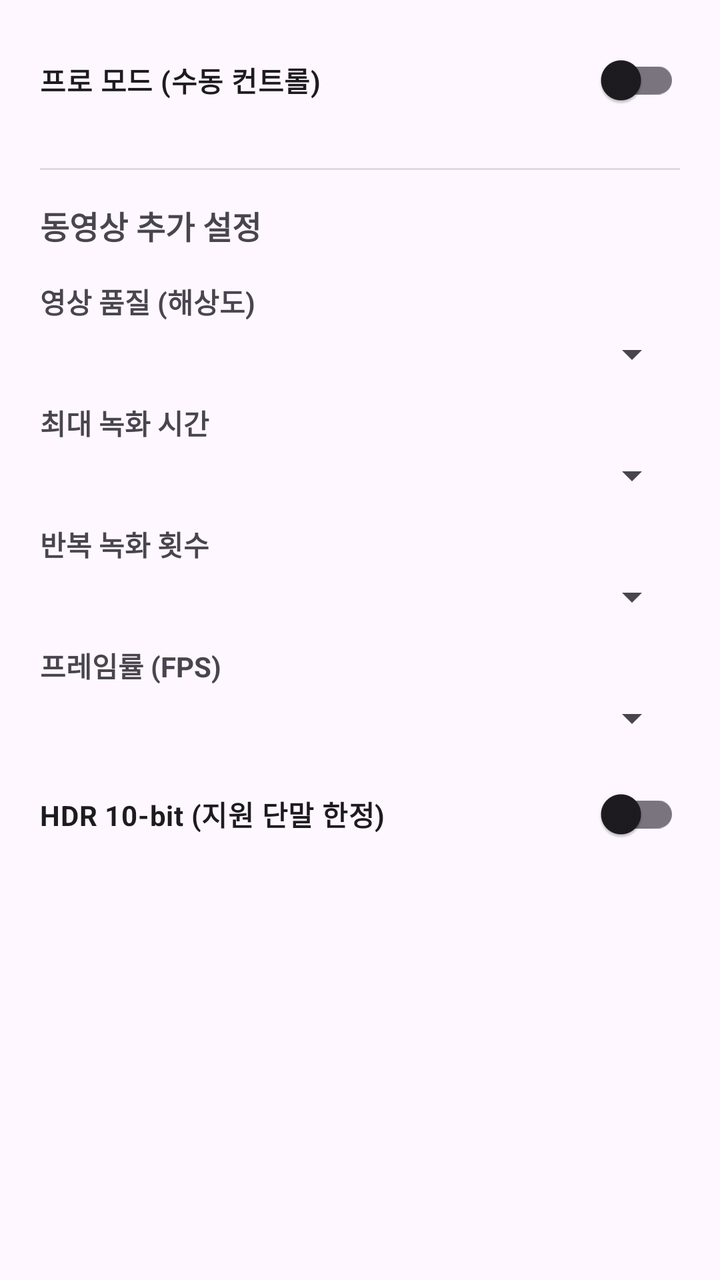
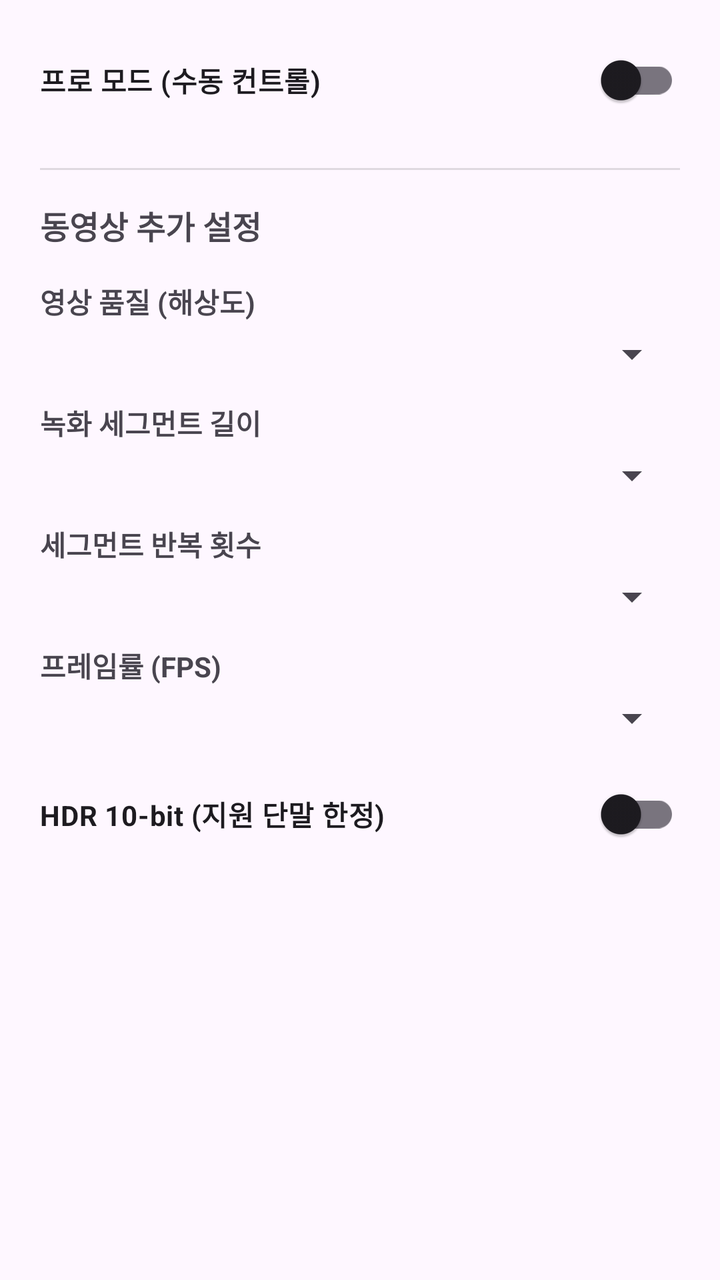

Screens rendered from an Android XML layout before and after an edit, with the pre-edit source and the edit as a unified diff.
<!-- AndroidManifest.xml: application theme Theme.Camera2Study -->
<!-- res/layout/bottom_sheet_settings.xml -->
<?xml version="1.0" encoding="utf-8"?>
<ScrollView xmlns:android="http://schemas.android.com/apk/res/android"
    xmlns:app="http://schemas.android.com/apk/res-auto"
    android:layout_width="match_parent"
    android:layout_height="wrap_content">

    <LinearLayout
        android:layout_width="match_parent"
        android:layout_height="wrap_content"
        android:orientation="vertical"
        android:padding="20dp">

        <com.google.android.material.switchmaterial.SwitchMaterial
            android:id="@+id/switchProMode"
            android:layout_width="match_parent"
            android:layout_height="wrap_content"
            android:text="프로 모드 (수동 컨트롤)"
            android:textStyle="bold"
            android:paddingBottom="8dp" />

        <LinearLayout
            android:id="@+id/proModeContainer"
            android:layout_width="match_parent"
            android:layout_height="wrap_content"
            android:orientation="vertical"
            android:visibility="gone">

        <TextView
            android:layout_width="match_parent"
            android:layout_height="wrap_content"
            android:text="카메라 파라미터"
            android:textSize="18sp"
            android:textStyle="bold"
            android:paddingBottom="12dp" />

        <TextView
            android:layout_width="match_parent"
            android:layout_height="wrap_content"
            android:text="AWB 모드"
            android:textStyle="bold"
            android:paddingTop="8dp" />

        <Spinner
            android:id="@+id/spinnerAwb"
            android:layout_width="match_parent"
            android:layout_height="wrap_content"
            android:layout_marginTop="4dp" />

        <LinearLayout
            android:layout_width="match_parent"
            android:layout_height="wrap_content"
            android:orientation="horizontal"
            android:paddingTop="16dp">

            <TextView
                android:id="@+id/txtColorTempLabel"
                android:layout_width="0dp"
                android:layout_weight="1"
                android:layout_height="wrap_content"
                android:text="색온도 (AWB OFF)"
                android:textStyle="bold" />

            <TextView
                android:id="@+id/txtColorTempValue"
                android:layout_width="wrap_content"
                android:layout_height="wrap_content"
                android:text="5500K" />
        </LinearLayout>

        <com.google.android.material.slider.Slider
            android:id="@+id/sliderColorTemp"
            android:layout_width="match_parent"
            android:layout_height="wrap_content" />

        <LinearLayout
            android:layout_width="match_parent"
            android:layout_height="wrap_content"
            android:orientation="horizontal"
            android:paddingTop="16dp">

            <TextView
                android:id="@+id/txtExposureLabel"
                android:layout_width="0dp"
                android:layout_weight="1"
                android:layout_height="wrap_content"
                android:text="셔터 스피드"
                android:textStyle="bold" />

            <TextView
                android:id="@+id/txtExposureValue"
                android:layout_width="wrap_content"
                android:layout_height="wrap_content"
                android:text="AUTO" />
        </LinearLayout>

        <com.google.android.material.slider.Slider
            android:id="@+id/sliderExposure"
            android:layout_width="match_parent"
            android:layout_height="wrap_content" />

        <LinearLayout
            android:layout_width="match_parent"
            android:layout_height="wrap_content"
            android:orientation="horizontal"
            android:paddingTop="16dp">

            <TextView
                android:id="@+id/txtApertureLabel"
                android:layout_width="0dp"
                android:layout_weight="1"
                android:layout_height="wrap_content"
                android:text="조리개 F값"
                android:textStyle="bold" />

            <TextView
                android:id="@+id/txtApertureValue"
                android:layout_width="wrap_content"
                android:layout_height="wrap_content"
                android:text="-" />
        </LinearLayout>

        <com.google.android.material.slider.Slider
            android:id="@+id/sliderAperture"
            android:layout_width="match_parent"
            android:layout_height="wrap_content" />

        </LinearLayout>

        <View
            android:layout_width="match_parent"
            android:layout_height="1dp"
            android:background="?android:attr/listDivider"
            android:layout_marginVertical="16dp" />

        <TextView
            android:layout_width="match_parent"
            android:layout_height="wrap_content"
            android:text="동영상 추가 설정"
            android:textSize="16sp"
            android:textStyle="bold"
            android:paddingBottom="8dp" />

        <TextView
            android:layout_width="match_parent"
            android:layout_height="wrap_content"
            android:text="영상 품질 (해상도)"
            android:textStyle="bold"
            android:paddingTop="8dp" />

        <Spinner
            android:id="@+id/spinnerQuality"
            android:layout_width="match_parent"
            android:layout_height="wrap_content"
            android:layout_marginTop="4dp" />

        <TextView
            android:layout_width="match_parent"
            android:layout_height="wrap_content"
            android:text="최대 녹화 시간"
            android:textStyle="bold"
            android:paddingTop="12dp" />

        <Spinner
            android:id="@+id/spinnerMaxDuration"
            android:layout_width="match_parent"
            android:layout_height="wrap_content"
            android:layout_marginTop="4dp" />

        <TextView
            android:layout_width="match_parent"
            android:layout_height="wrap_content"
            android:text="반복 녹화 횟수"
            android:textStyle="bold"
            android:paddingTop="12dp" />

        <Spinner
            android:id="@+id/spinnerRepeatCount"
            android:layout_width="match_parent"
            android:layout_height="wrap_content"
            android:layout_marginTop="4dp" />

        <TextView
            android:layout_width="match_parent"
            android:layout_height="wrap_content"
            android:text="프레임률 (FPS)"
            android:textStyle="bold"
            android:paddingTop="12dp" />

        <Spinner
            android:id="@+id/spinnerFps"
            android:layout_width="match_parent"
            android:layout_height="wrap_content"
            android:layout_marginTop="4dp" />

        <com.google.android.material.switchmaterial.SwitchMaterial
            android:id="@+id/switchHdr"
            android:layout_width="match_parent"
            android:layout_height="wrap_content"
            android:layout_marginTop="12dp"
            android:text="HDR 10-bit (지원 단말 한정)"
            android:textStyle="bold" />


    </LinearLayout>
</ScrollView>
<!-- resources referenced by this layout -->
<resources>
  <style name="Theme.Camera2Study" parent="Theme.Material3.DayNight.NoActionBar">
          <item name="android:statusBarColor" tools:targetApi="l">@android:color/black</item>
          <item name="android:navigationBarColor">@android:color/black</item>
      </style>
</resources>

<!-- the commit's change to res/layout/bottom_sheet_settings.xml (unified diff, before → after) -->
@@ -156,7 +156,7 @@
         <TextView
             android:layout_width="match_parent"
             android:layout_height="wrap_content"
-            android:text="최대 녹화 시간"
+            android:text="녹화 세그먼트 길이"
             android:textStyle="bold"
             android:paddingTop="12dp" />
 
@@ -169,7 +169,7 @@
         <TextView
             android:layout_width="match_parent"
             android:layout_height="wrap_content"
-            android:text="반복 녹화 횟수"
+            android:text="세그먼트 반복 횟수"
             android:textStyle="bold"
             android:paddingTop="12dp" />
 
